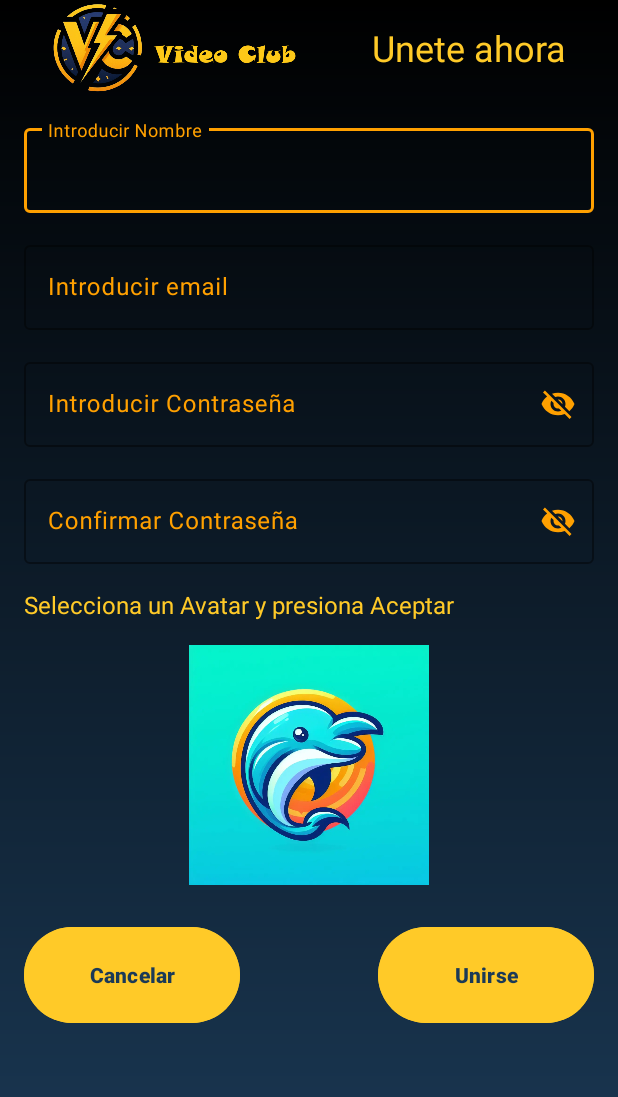
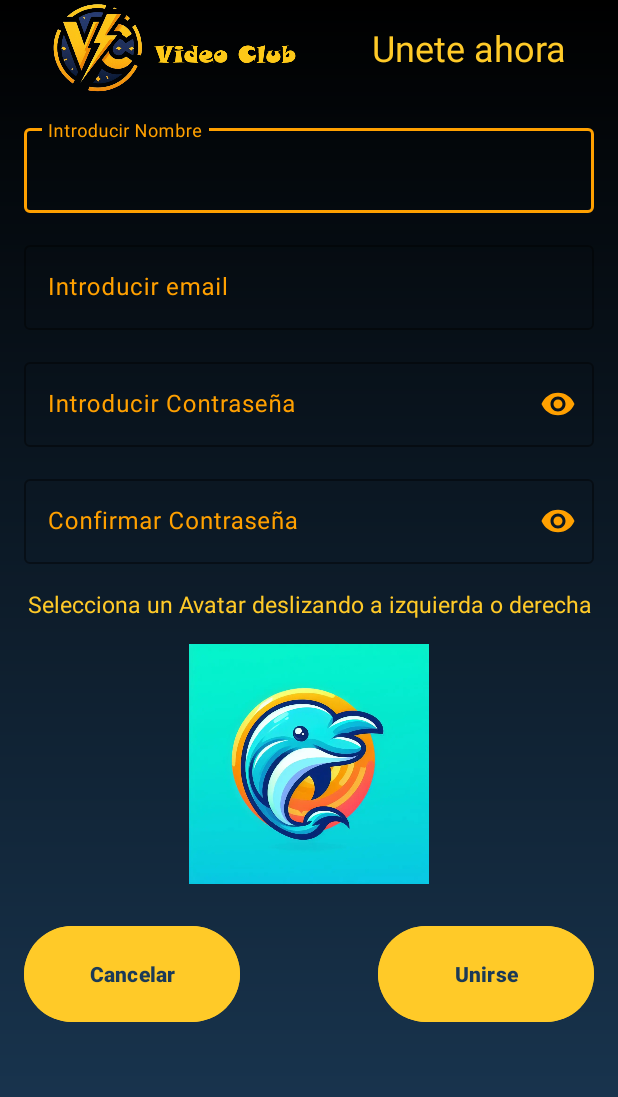
Before and after one commit to MrSixtorz/VideoClub, an Android app: the Register screen opened directly, with no data from a screen before it, on a phone screen of 412 x 824 dp. Shown: the top 1097 px of the screen. Run offline under Robolectric (Android 15) with nearby library versions, the phone set to English and light mode, and no system bars; our stand-ins replace Firebase (no records; nobody signed in at launch, a user with empty details on screens opened directly).

Commit message:
Pequeños requisitos

```diff
--- a/app/build.gradle.kts
+++ b/app/build.gradle.kts
@@ -34,6 +34,9 @@ android {
     kotlinOptions {
         jvmTarget = "1.8"
     }
+    buildFeatures{
+        viewBinding = true
+    }
 }
 
 dependencies {
--- a/app/src/main/AndroidManifest.xml
+++ b/app/src/main/AndroidManifest.xml
@@ -1,6 +1,8 @@
 <?xml version="1.0" encoding="utf-8"?>
 <manifest xmlns:android="http://schemas.android.com/apk/res/android"
     xmlns:tools="http://schemas.android.com/tools">
+
+    <uses-permission android:name="android.permission.INTERNET"/>
 
     <application
         android:allowBackup="true"
--- a/app/src/main/java/com/example/videoclub/MainActivity.kt
+++ b/app/src/main/java/com/example/videoclub/MainActivity.kt
@@ -9,7 +9,6 @@ import androidx.appcompat.app.AppCompatActivity
 import android.os.Bundle
 import android.util.Log
 import android.widget.Button
-import android.widget.EditText
 import androidx.appcompat.app.AlertDialog
 import com.google.android.material.textfield.TextInputLayout
 import com.google.firebase.Firebase
--- a/app/src/main/res/layout/activity_main.xml
+++ b/app/src/main/res/layout/activity_main.xml
@@ -56,7 +56,6 @@
         android:layout_marginEnd="32dp"
         android:layout_marginBottom="32dp"
         android:hint="@string/contrase_a"
-        android:inputType="textPassword"
         android:minHeight="48dp"
         android:textColorHint="@color/ambar"
         app:layout_constraintBottom_toTopOf="@+id/login"
@@ -71,7 +70,8 @@
         <com.google.android.material.textfield.TextInputEditText
             android:layout_width="match_parent"
             android:layout_height="wrap_content"
-            android:textColor="@color/amarillo" />
+            android:textColor="@color/amarillo"
+            android:inputType="textPassword"/>
     </com.google.android.material.textfield.TextInputLayout>
 
     <Button
--- a/app/src/main/res/layout/activity_register.xml
+++ b/app/src/main/res/layout/activity_register.xml
@@ -109,7 +109,6 @@
         android:layout_marginTop="16dp"
         android:ems="10"
         android:hint="@string/introducir_contrasegna"
-        android:inputType="textPassword"
         android:minHeight="48dp"
         android:textColor="@color/amarillo"
         android:textColorHint="@color/ambar"
@@ -123,7 +122,8 @@
             android:id="@+id/campoCon"
             android:layout_width="match_parent"
             android:layout_height="wrap_content"
-            android:textColor="@color/amarillo" />
+            android:textColor="@color/amarillo"
+            android:inputType="textPassword"/>
     </com.google.android.material.textfield.TextInputLayout>
 
     <com.google.android.material.textfield.TextInputLayout
@@ -136,7 +136,6 @@
         android:layout_marginTop="16dp"
         android:ems="10"
         android:hint="@string/repetir_contrasegna"
-        android:inputType="textPassword"
         android:minHeight="48dp"
         android:textColor="@color/amarillo"
         android:textColorHint="@color/ambar"
@@ -150,20 +149,22 @@
             android:id="@+id/campoRepetirCon"
             android:layout_width="match_parent"
             android:layout_height="wrap_content"
-            android:textColor="@color/amarillo" />
+            android:textColor="@color/amarillo"
+            android:inputType="textPassword"/>
     </com.google.android.material.textfield.TextInputLayout>
 
     <TextView
         android:id="@+id/selAvatar"
-        android:layout_width="wrap_content"
+        android:layout_width="match_parent"
         android:layout_height="wrap_content"
         android:layout_below="@id/campoRepetirContraseña"
         android:layout_marginStart="16dp"
         android:layout_marginTop="16dp"
         android:layout_marginEnd="16dp"
-        android:text="Selecciona un Avatar y presiona Aceptar"
+        android:gravity="center_horizontal"
+        android:text="Selecciona un Avatar deslizando a izquierda o derecha"
         android:textColor="@color/amarillo"
-        android:textSize="16sp" />
+        android:textSize="15sp" />
 
     <androidx.viewpager2.widget.ViewPager2
         android:id="@+id/viewAvatar"
```
